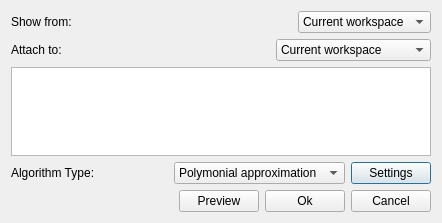
btaczala/thesis-app, file ui/approximation.ui: the form before one commit.
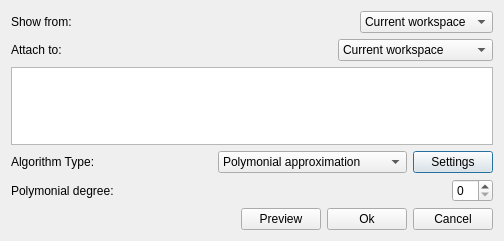
The form after the commit.

```diff
--- a/ui/approximation.ui
+++ b/ui/approximation.ui
@@ -6,12 +6,12 @@
    <rect>
     <x>0</x>
     <y>0</y>
-    <width>442</width>
-    <height>223</height>
+    <width>504</width>
+    <height>241</height>
    </rect>
   </property>
   <property name="windowTitle">
-   <string>Dialog</string>
+   <string>Approximation method</string>
   </property>
   <layout class="QVBoxLayout" name="verticalLayout">
    <item>
@@ -126,6 +126,11 @@
          <string>Polymonial approximation</string>
         </property>
        </item>
+       <item>
+        <property name="text">
+         <string>Quadratic spline interpolation</string>
+        </property>
+       </item>
       </widget>
      </item>
      <item>
@@ -137,6 +142,33 @@
      </item>
     </layout>
    </item>
+   <item>
+    <layout class="QHBoxLayout" name="horizontalLayout_7">
+     <item>
+      <widget class="QLabel" name="label_4">
+       <property name="text">
+        <string>Polymonial degree:</string>
+       </property>
+      </widget>
+     </item>
+     <item>
+      <spacer name="horizontalSpacer_5">
+       <property name="orientation">
+        <enum>Qt::Horizontal</enum>
+       </property>
+       <property name="sizeHint" stdset="0">
+        <size>
+         <width>40</width>
+         <height>20</height>
+        </size>
+       </property>
+      </spacer>
+     </item>
+     <item>
+      <widget class="QSpinBox" name="polymonialDegreeSpinbox"/>
+     </item>
+    </layout>
+   </item>
    <item>
     <layout class="QHBoxLayout" name="horizontalLayout_4">
      <item>
@@ -175,6 +207,9 @@
      </item>
     </layout>
    </item>
+   <item>
+    <layout class="QHBoxLayout" name="previewLayout"/>
+   </item>
   </layout>
  </widget>
  <resources/>
```
